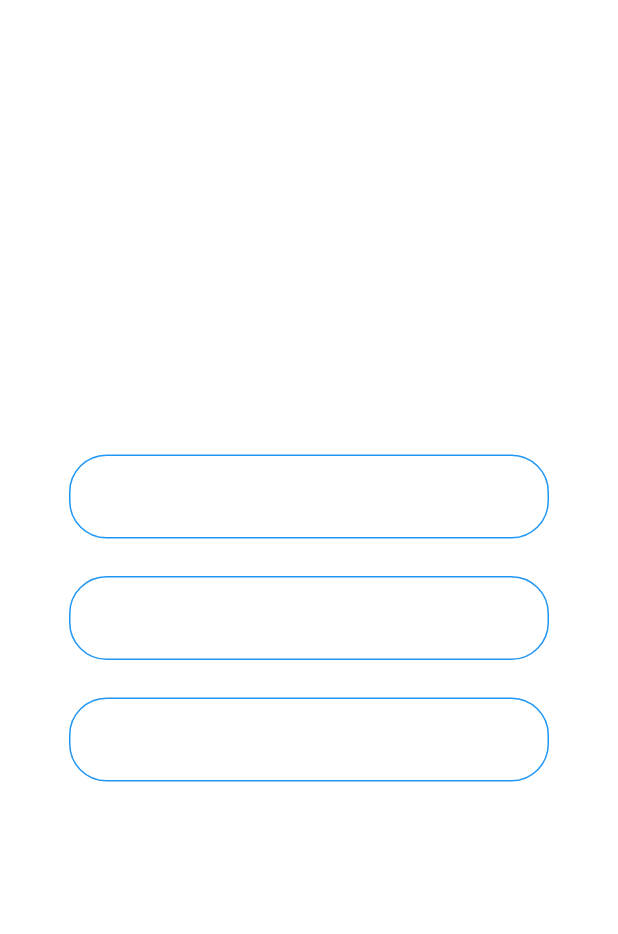
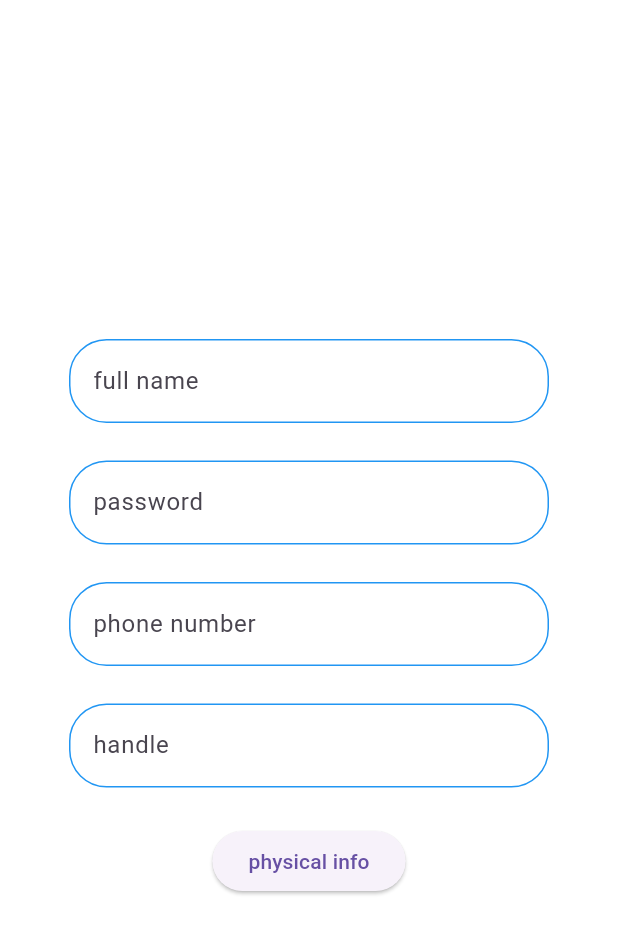
Before and after one commit to SadikRahman14/Shanjeeban, a Flutter app: the screen it shows after launch, on a phone screen of 412 x 824 dp. Shown: the top 934 px of the screen. Run offline on Flutter 3.47's test engine with Material 3 defaults, Android fonts, the phone set to English and light mode, and no system bars.

Commit message:
data input

```diff
--- a/lib/main.dart
+++ b/lib/main.dart
@@ -15,6 +15,11 @@ class MyApp extends StatelessWidget{
 }
 
 class ProductDetailsPage extends StatelessWidget{
+  var fullNameInput = TextEditingController();
+  var passwordInput = TextEditingController();
+  var phoneNumberInput = TextEditingController();
+  var handleInput = TextEditingController();
+
   @override
   Widget build(BuildContext context){
     return Scaffold(
@@ -32,7 +37,9 @@ class ProductDetailsPage extends StatelessWidget{
             mainAxisAlignment: MainAxisAlignment.center,
             children: [
               TextField(
+                controller: fullNameInput,
                 decoration: InputDecoration(
+                  hintText: "full name",
                   focusedBorder: OutlineInputBorder(
                     borderRadius: BorderRadius.circular(25),
                     borderSide: BorderSide(
@@ -51,7 +58,11 @@ class ProductDetailsPage extends StatelessWidget{
               ),
               SizedBox(height: 25,),
               TextField(
+                controller: passwordInput,
+                obscureText: true,
+                obscuringCharacter: '*',
                 decoration: InputDecoration(
+                  hintText: "password",
                   focusedBorder: OutlineInputBorder(
                     borderRadius: BorderRadius.circular(25),
                     borderSide: BorderSide(
@@ -70,7 +81,10 @@ class ProductDetailsPage extends StatelessWidget{
               ),
               SizedBox(height: 25,),
               TextField(
+                controller: phoneNumberInput,
+                keyboardType: TextInputType.phone,
                 decoration: InputDecoration(
+                  hintText: "phone number",
                   focusedBorder: OutlineInputBorder(
                     borderRadius: BorderRadius.circular(25),
                     borderSide: BorderSide(
@@ -86,6 +100,41 @@ class ProductDetailsPage extends StatelessWidget{
                     ),
                   ),
                 ),
+              ),
+              SizedBox(height: 25,),
+              TextField(
+                controller: handleInput,
+                decoration: InputDecoration(
+                  hintText: "handle",
+                  focusedBorder: OutlineInputBorder(
+                    borderRadius: BorderRadius.circular(25),
+                    borderSide: BorderSide(
+                      color: Colors.red,
+                      width: 2.5,
+                    ),
+                  ),
+                  enabledBorder: OutlineInputBorder(
+                    borderRadius: BorderRadius.circular(25),
+                    borderSide: BorderSide(
+                      color: Colors.blue,
+                      width: 1,
+                    ),
+                  ),
+                ),
+              ),
+              SizedBox(height: 25,),
+              ElevatedButton(
+                onPressed: (){
+                  String userFullName = fullNameInput.text.toString();
+                  String userPassword = passwordInput.text.toString();
+                  String userPhoneNumber = phoneNumberInput.text.toString();
+                  String userHandle = handleInput.text.toString();
+
+                  print(
+                    "userName: $userFullName, password: $userPassword, handle: $userHandle, phone: $userPhoneNumber"
+                  );
+                },
+                child: Text('physical info'),
               ),
             ],
           ),
```
